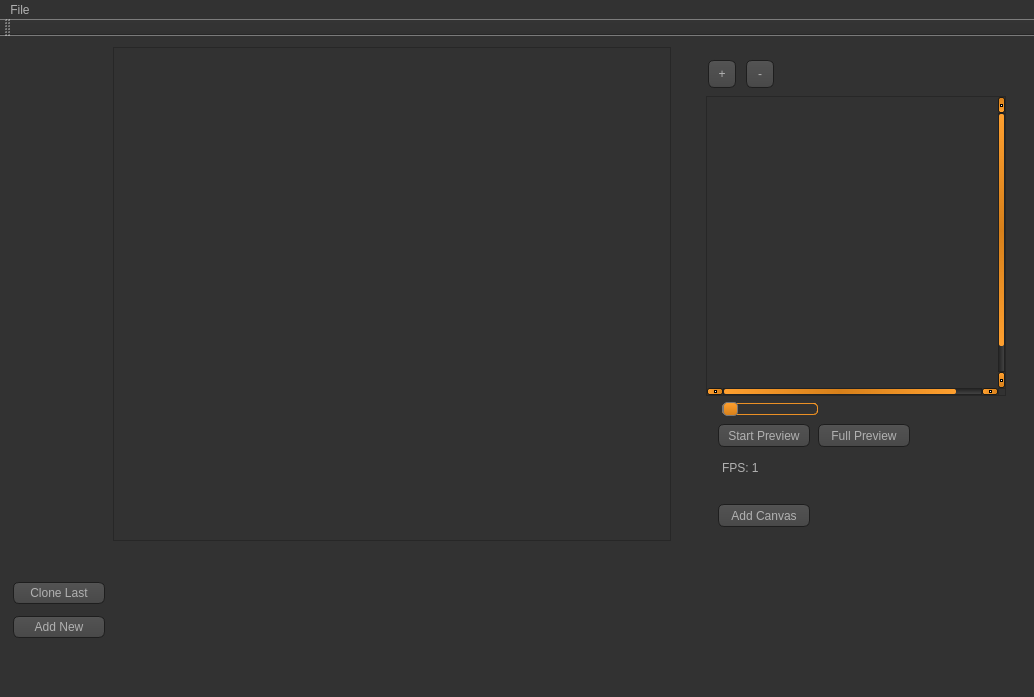
Qt form mainwindow.ui (jacobthebrown/Jotoshop) before a commit.
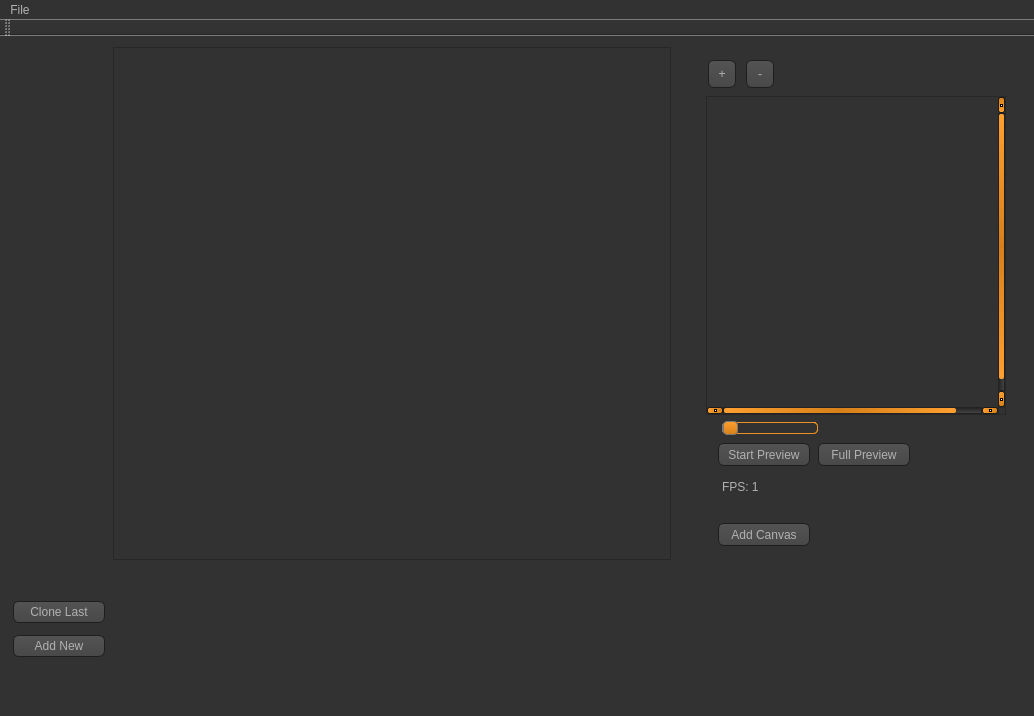
The same form after that commit. Icons and pictures are not drawn. Custom widgets are drawn as their Qt base class.

Diff of the .ui file:
```diff
--- a/mainwindow.ui
+++ b/mainwindow.ui
@@ -7,7 +7,7 @@
     <x>0</x>
     <y>0</y>
     <width>1034</width>
-    <height>682</height>
+    <height>716</height>
    </rect>
   </property>
   <property name="mouseTracking">
@@ -1051,10 +1051,8 @@
             <rect>
              <x>0</x>
              <y>0</y>
-==== BASE ====
-             <width>28</width>
-             <height>464</height>
-==== BASE ====
+             <width>317</width>
+             <height>502</height>
             </rect>
            </property>
            <property name="sizePolicy">
```
Left out of the diff: 9 changed lines with no effect on the pictures.
